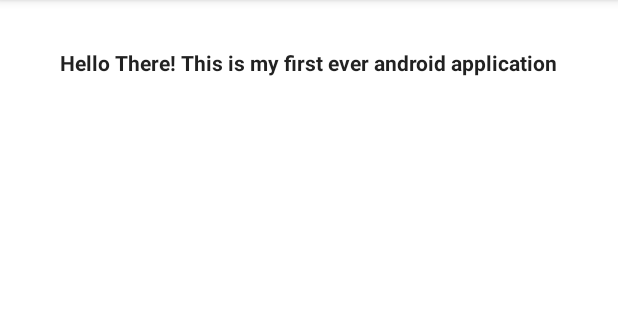
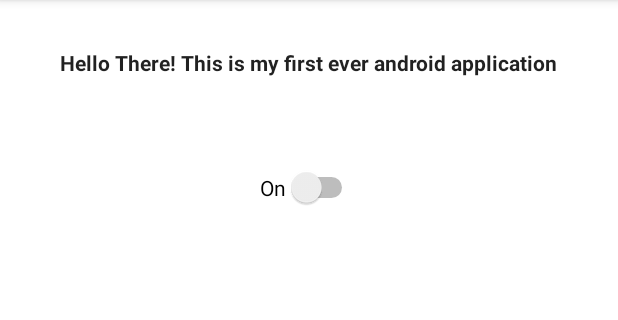
Before and after one commit to Dazzler123/Android-Development-Java, an Android app: the screen it shows after launch (MainActivity), on a phone screen of 412 x 824 dp, the part 84-404 px from its top. Run offline under Robolectric (Android 15) with nearby library versions, the phone set to English and light mode, and no system bars.

Commit message:
Sample switch added

```diff
--- a/src/main/res/layout/activity_main.xml
+++ b/src/main/res/layout/activity_main.xml
@@ -43,4 +43,16 @@
         app:layout_constraintTop_toBottomOf="@+id/textView"
         tools:srcCompat="@tools:sample/avatars" />
 
+    <Switch
+        android:id="@+id/switch1"
+        android:layout_width="wrap_content"
+        android:layout_height="wrap_content"
+        android:layout_marginStart="142dp"
+        android:layout_marginTop="26dp"
+        android:layout_marginEnd="142dp"
+        android:text="On"
+        app:layout_constraintEnd_toEndOf="parent"
+        app:layout_constraintStart_toStartOf="parent"
+        app:layout_constraintTop_toBottomOf="@+id/imageView" />
+
 </androidx.constraintlayout.widget.ConstraintLayout>
```
